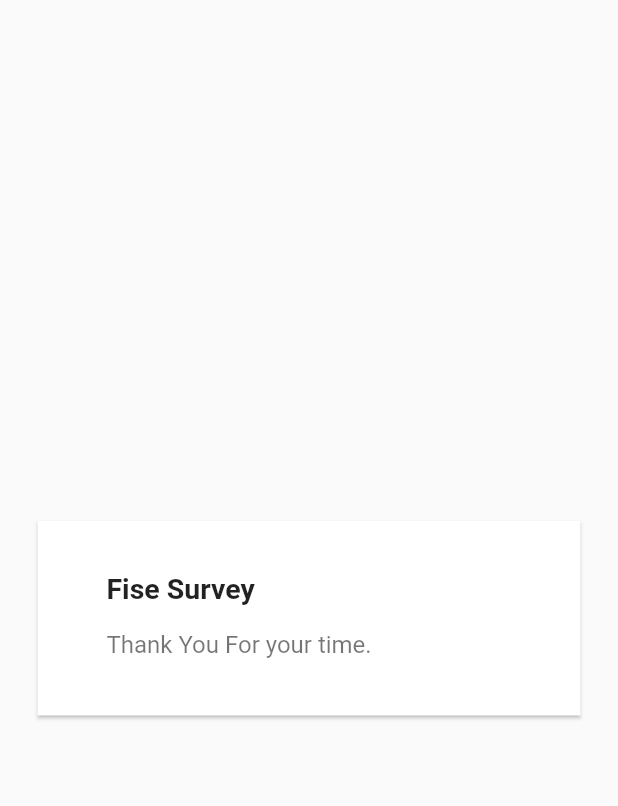
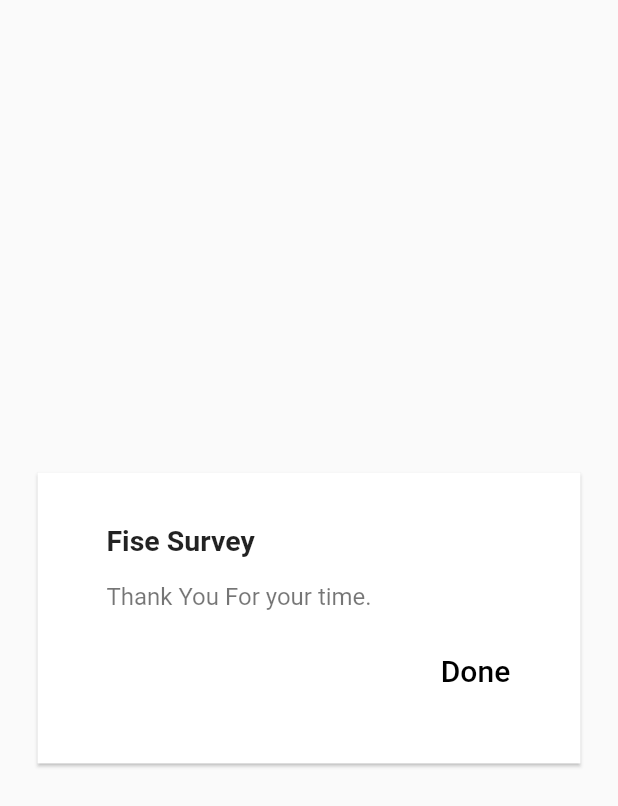
Before and after one commit to odaridavid/Fise, a Flutter app: the ThankYouPage screen opened by its route, on a phone screen of 412 x 824 dp. Shown: the top 806 px of the screen. Run offline on Flutter 3.47's test engine with Material 2 defaults, Android fonts, the phone set to English and light mode, and no system bars.

```diff
--- a/lib/thank_you.dart
+++ b/lib/thank_you.dart
@@ -24,12 +24,30 @@ class _ThankYouPageState extends State<ThankYouPage> {
                       fontSize: 19,
                       fontWeight: FontWeight.bold,
                     )),
-                    subtitle: Text(
-                        'Thank You For your time.',
+                subtitle: Text('Thank You For your time.',
                     style: TextStyle(
                       height: 2.5,
                       fontSize: 16,
                     )),
+              ),
+              ButtonTheme.bar(
+                // make buttons use the appropriate styles for cards
+                child: ButtonBar(
+                  children: <Widget>[
+                    FlatButton(
+                      child: const Text(
+                        'Done',
+                        style: TextStyle(
+                          fontSize: 20,
+                        ),
+                      ),
+                      onPressed: () {
+                        Navigator.of(context)
+                            .pushNamedAndRemoveUntil('/', (_) => false);
+                      },
+                    ),
+                  ],
+                ),
               ),
             ],
           ),
```
Also changed, not shown: lib/main.dart (+30 -14 lines), lib/slide_right_transition.dart (+0 -90 lines). Lines whose indentation alone changed are shown as unchanged.
